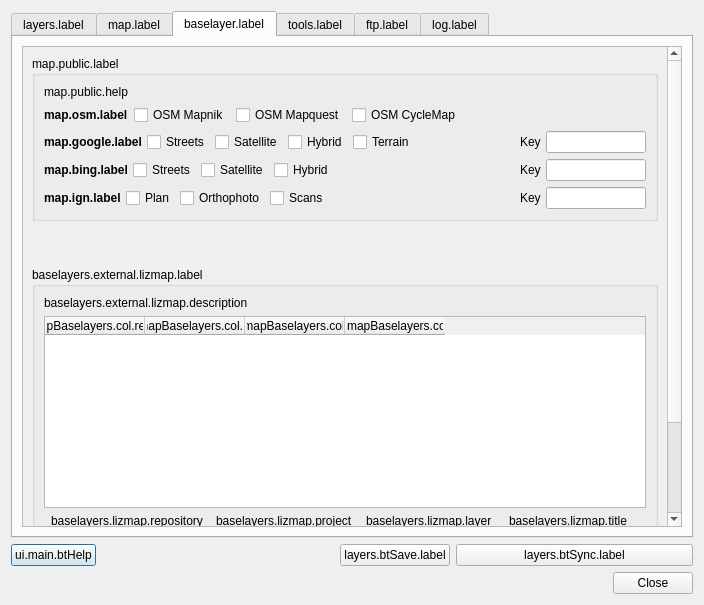
Before: the Qt Designer form ui_lizmap.ui in 3liz/lizmap-plugin, drawn with Qt 5.
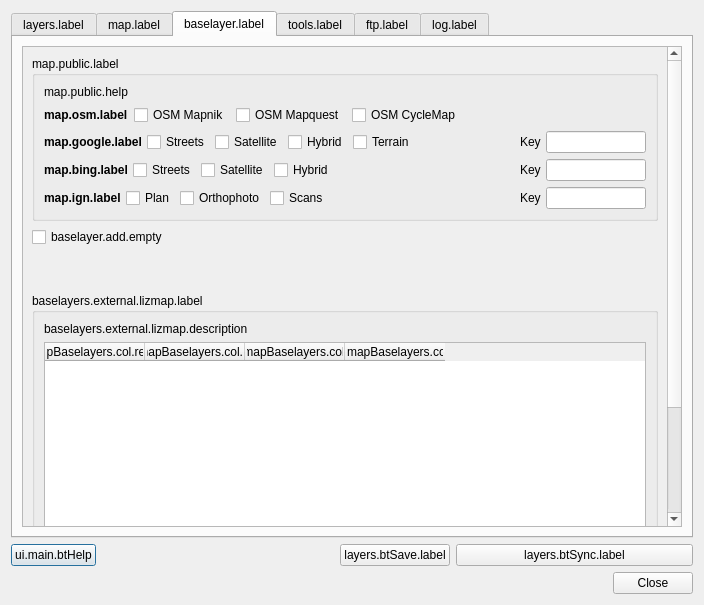
After: the same form once the commit is applied. The open tabs and pages were chosen to show the change.

Commit message: Baselayers - option to add an empty baselayer with project background color - #25

Diff of the .ui file:
```diff
--- a/ui_lizmap.ui
+++ b/ui_lizmap.ui
@@ -787,7 +787,7 @@
             <x>0</x>
             <y>0</y>
             <width>731</width>
-            <height>648</height>
+            <height>676</height>
            </rect>
           </property>
           <layout class="QVBoxLayout" name="verticalLayout_13">
@@ -1108,6 +1108,13 @@
              </layout>
             </widget>
            </item>
+           <item>
+            <widget class="QCheckBox" name="cbAddEmptyBaselayer">
+             <property name="text">
+              <string>baselayer.add.empty</string>
+             </property>
+            </widget>
+           </item>
            <item>
             <spacer name="verticalSpacer_8">
              <property name="orientation">
```
Left out of the diff: 1 changed line with no effect on the pictures. The commit also changes 8 other files.
